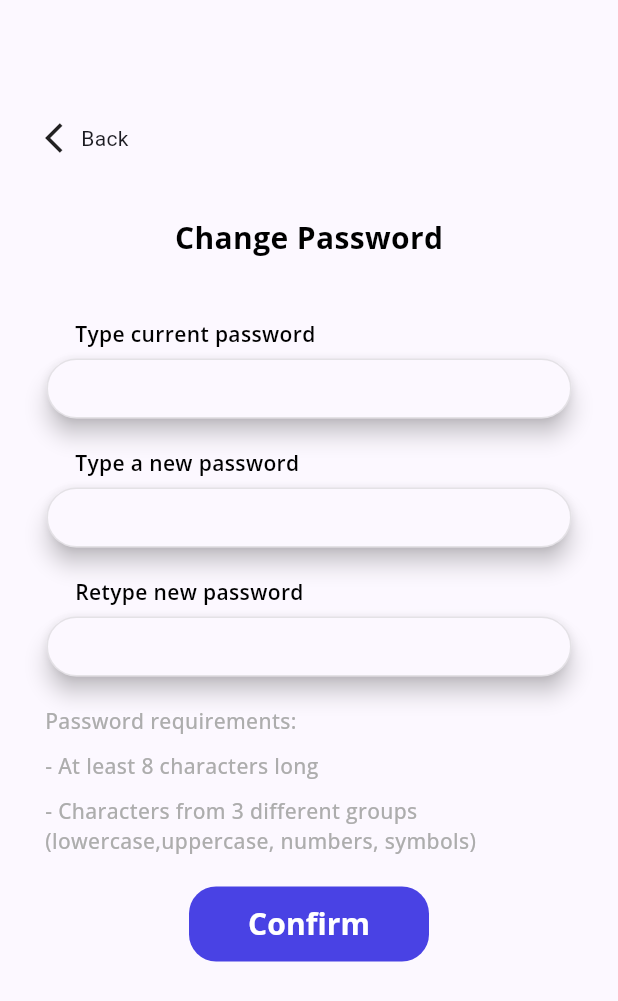
After one commit to Kh1merA/testeam_mobile, a Flutter app: the edit_user_password screen opened directly, on a phone screen of 412 x 824 dp. The commit adds this screen. Shown: the top 1001 px of the screen. Run offline on Flutter 3.47's test engine with Material 2 defaults, Android fonts, the light colour scheme and no system bars.

Commit message:
create edit_user_password page

```diff
--- a/lib/main.dart
+++ b/lib/main.dart
@@ -21,6 +21,7 @@ class MyApp extends StatelessWidget {
       theme: mainTheme,
       initialRoute: '/',
       routes: routes,
+      // home: const edit_user_password(),
     );
   }
 }
--- /dev/null
+++ b/lib/pages/user_page/view/edit_user_password.dart
@@ -0,0 +1,150 @@
+import 'package:flutter/material.dart';
+import 'package:testeam_mobile_application/pages/user_page/widgets/input_profile.dart';
+import 'package:testeam_mobile_application/pages/user_page/widgets/profile_row.dart';
+import 'package:testeam_mobile_application/theme/theme.dart';
+import 'package:testeam_mobile_application/pages/login_page/widgets/input_label.dart';
+
+class edit_user_password extends StatelessWidget {
+  const edit_user_password({super.key});
+
+  @override
+  Widget build(BuildContext context) {
+    return Scaffold(
+      body: Column(
+        children: [
+          const SizedBox(
+            height: 50,
+          ),
+          Container(
+            child: const Padding(
+              padding: EdgeInsets.all(30.0),
+              child: Column(children: [
+                Row(
+                  children: [Icon(Icons.arrow_back_ios), Text('Back')],
+                ),
+              ]),
+            ),
+          ),
+          const SizedBox(
+            height: 10,
+          ),
+          Container(
+            child: Text(
+              'Change Password',
+              style: profileTitleText,
+            ),
+          ),
+          const SizedBox(
+            height: 10,
+          ),
+          Container(
+            child: Padding(
+              padding: EdgeInsets.all(30.0),
+              child: Column(
+                children: [
+                  Padding(
+                      padding: EdgeInsets.only(left: 20, bottom: 6),
+                      child: Row(
+                        mainAxisAlignment: MainAxisAlignment.start,
+                        children: [
+                          Text(
+                            'Type current password',
+                            style: textTitle,
+                          )
+                        ],
+                      )),
+                  inputProfile(inputText: ''),
+                  const SizedBox(
+                    height: 20,
+                  ),
+                  Padding(
+                      padding: EdgeInsets.only(left: 20, bottom: 6),
+                      child: Row(
+                        mainAxisAlignment: MainAxisAlignment.start,
+                        children: [
+                          Text(
+                            'Type a new password',
+                            style: textTitle,
+                          )
+                        ],
+                      )),
+                  inputProfile(inputText: ''),
+                  const SizedBox(
+                    height: 20,
+                  ),
+                  Padding(
+                      padding: EdgeInsets.only(left: 20, bottom: 6),
+                      child: Row(
+                        mainAxisAlignment: MainAxisAlignment.start,
+                        children: [
+                          Text(
+                            'Retype new password',
+                            style: textTitle,
+                          )
+                        ],
+                      )),
+                  inputProfile(inputText: ''),
+                  const SizedBox(
+                    height: 20,
+                  ),
+                  Column(
+                    children: [
+                      Row(
+                        mainAxisAlignment: MainAxisAlignment.start,
+                        children: [
+                          Text(
+                            'Password requirements:',
+                            style: editUserPasswordStyle,
+                          ),
+                        ],
+                      ),
+                      SizedBox(
+                        height: 10,
+                      ),
+                      Row(
+                        mainAxisAlignment: MainAxisAlignment.start,
+                        children: [
+                          Text(
+                            '- At least 8 characters long',
+                            style: editUserPasswordStyle,
+                          ),
+                        ],
+                      ),
+                      SizedBox(
+                        height: 10,
+                      ),
+                      Row(
+                        mainAxisAlignment: MainAxisAlignment.start,
+                        children: [
+                          Container(
+                            width: 320,
+                            child: Text(
+                              '- Characters from 3 different groups (lowercase,uppercase, numbers, symbols)',
+                              style: editUserPasswordStyle,
+                            ),
+                          ),
+                        ],
+                      ),
+                      SizedBox(
+                        height: 20,
+                      ),
+                      TextButton(
+                        style: flatButtonStyle,
+                        onPressed: () {},
+                        child: Text(
+                          'Confirm',
+                          style: Theme.of(context).textTheme.labelLarge,
+                        ),
+                      ),
+                    ],
+                  )
+                ],
+              ),
+            ),
+          ),
+        ],
+      ),
+      //Stack
+    ); //Scaffold
+  }
+}
--- a/lib/pages/user_page/view/view.dart
+++ b/lib/pages/user_page/view/view.dart
@@ -1,2 +1,3 @@
 export 'user_page.dart';
 export 'edit_profile.dart';
+export 'edit_user_password.dart';
--- a/lib/theme/theme.dart
+++ b/lib/theme/theme.dart
@@ -88,3 +88,10 @@ TextStyle profileTitleText = const TextStyle(
 
 IconThemeData iconProfileTheme =
     IconThemeData(size: 30.0, color: Color.fromRGBO(73, 66, 228, 1));
+
+TextStyle editUserPasswordStyle = const TextStyle(
+  fontSize: 14,
+  fontFamily: 'OpenSans',
+  fontWeight: FontWeight.w500,
+  color: Color.fromRGBO(173, 173, 173, 1),
+);
```
